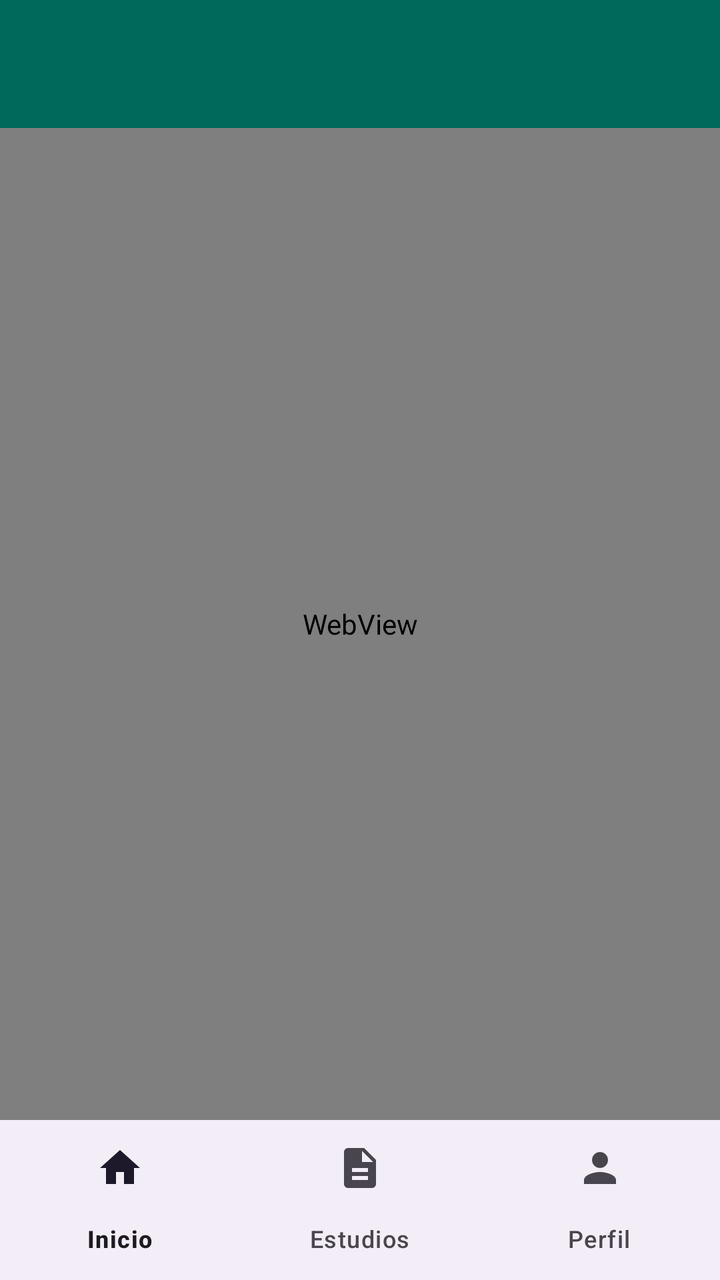
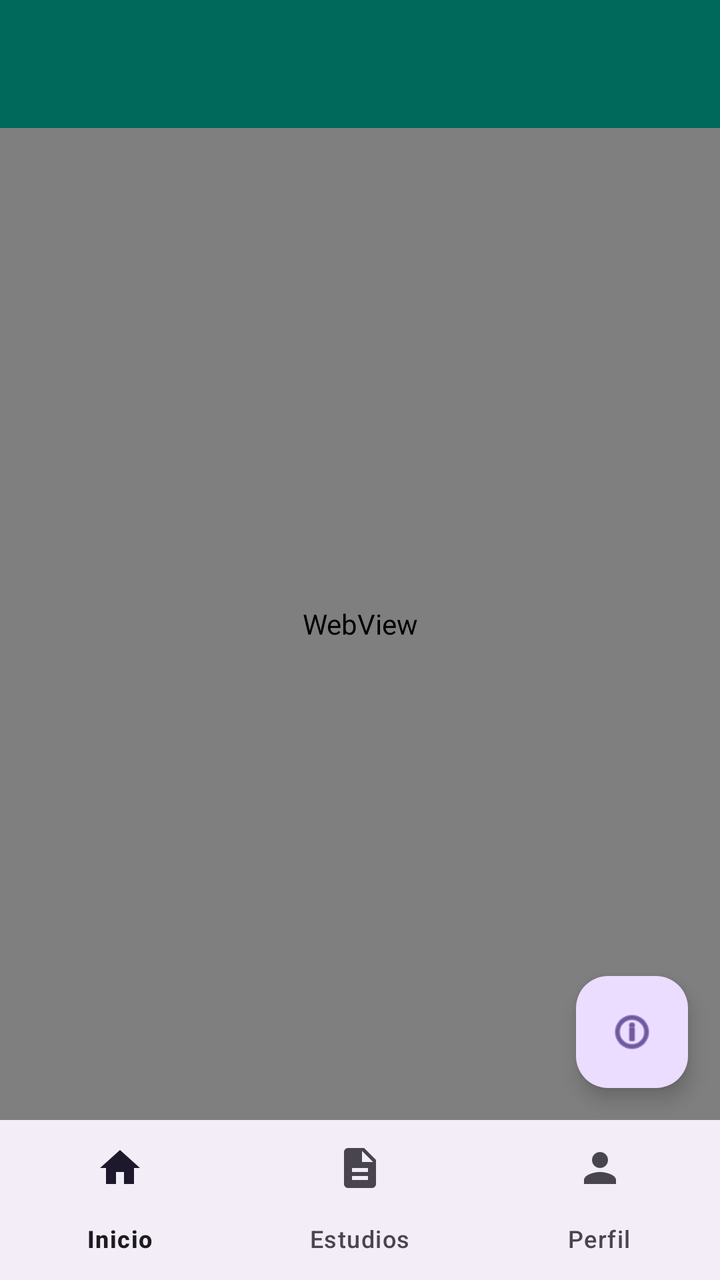

Two renders of the same Android screen: before a commit and after it. Below are the layout's source before the change and the commit's diff.
<!-- AndroidManifest.xml: application theme Theme.HRC -->
<!-- res/layout/activity_main.xml -->
<?xml version="1.0" encoding="utf-8"?>
<androidx.drawerlayout.widget.DrawerLayout
    xmlns:android="http://schemas.android.com/apk/res/android"
    xmlns:app="http://schemas.android.com/apk/res-auto"
    android:id="@+id/drawer"
    android:layout_width="match_parent"
    android:layout_height="match_parent"
    android:fitsSystemWindows="true">

    <androidx.constraintlayout.widget.ConstraintLayout
        android:layout_width="match_parent"
        android:layout_height="match_parent">

        <com.google.android.material.appbar.MaterialToolbar
            android:id="@+id/toolbar"
            android:layout_width="0dp"
            android:layout_height="?attr/actionBarSize"
            android:background="?attr/colorPrimary"
            android:elevation="4dp"
            app:layout_constraintEnd_toEndOf="parent"
            app:layout_constraintStart_toStartOf="parent"
            app:layout_constraintTop_toTopOf="parent"
            app:titleTextColor="@android:color/white" />

        <ProgressBar
            android:id="@+id/progressBar"
            style="?android:attr/progressBarStyleHorizontal"
            android:layout_width="0dp"
            android:layout_height="4dp"
            android:indeterminate="true"
            android:visibility="gone"
            app:layout_constraintEnd_toEndOf="parent"
            app:layout_constraintStart_toStartOf="parent"
            app:layout_constraintTop_toBottomOf="@id/toolbar" />

        <WebView
            android:id="@+id/webView"
            android:layout_width="0dp"
            android:layout_height="0dp"
            app:layout_constraintBottom_toTopOf="@id/bottomNav"
            app:layout_constraintEnd_toEndOf="parent"
            app:layout_constraintStart_toStartOf="parent"
            app:layout_constraintTop_toBottomOf="@id/progressBar" />

        <LinearLayout
            android:id="@+id/errorBanner"
            android:layout_width="0dp"
            android:layout_height="wrap_content"
            android:background="#D32F2F"
            android:orientation="horizontal"
            android:padding="12dp"
            android:visibility="gone"
            app:layout_constraintEnd_toEndOf="parent"
            app:layout_constraintStart_toStartOf="parent"
            app:layout_constraintTop_toBottomOf="@id/toolbar">

            <TextView
                android:id="@+id/errorText"
                android:layout_width="0dp"
                android:layout_height="wrap_content"
                android:layout_weight="1"
                android:textColor="@android:color/white"
                android:textSize="14sp" />

            <com.google.android.material.button.MaterialButton
                android:id="@+id/retryButton"
                style="@style/Widget.Material3.Button.TextButton"
                android:layout_width="wrap_content"
                android:layout_height="wrap_content"
                android:text="Reintentar"
                android:textColor="@android:color/white" />
        </LinearLayout>

        <com.google.android.material.bottomnavigation.BottomNavigationView
            android:id="@+id/bottomNav"
            android:layout_width="0dp"
            android:layout_height="wrap_content"
            app:layout_constraintBottom_toBottomOf="parent"
            app:layout_constraintEnd_toEndOf="parent"
            app:layout_constraintStart_toStartOf="parent"
            app:menu="@menu/bottom_menu" />

    </androidx.constraintlayout.widget.ConstraintLayout>

    <com.google.android.material.navigation.NavigationView
        android:id="@+id/navView"
        android:layout_width="wrap_content"
        android:layout_height="match_parent"
        android:layout_gravity="start"
        app:headerLayout="@layout/nav_header"
        app:menu="@menu/drawer_menu" />

</androidx.drawerlayout.widget.DrawerLayout>
<!-- res/layout/nav_header.xml (included above) -->
<?xml version="1.0" encoding="utf-8"?>
<LinearLayout xmlns:android="http://schemas.android.com/apk/res/android"
    android:layout_width="match_parent"
    android:layout_height="160dp"
    android:background="@drawable/bg_header_gradient"
    android:gravity="bottom"
    android:orientation="vertical"
    android:padding="16dp">

    <ImageView
        android:id="@+id/profile_photo"
        android:layout_width="64dp"
        android:layout_height="64dp"
        android:contentDescription="Foto de perfil"
        android:src="@drawable/ic_person" />

    <TextView
        android:id="@+id/profile_name"
        android:layout_width="wrap_content"
        android:layout_height="wrap_content"
        android:layout_marginTop="8dp"
        android:text="Paciente"
        android:textColor="@android:color/white"
        android:textSize="18sp"
        android:textStyle="bold" />

</LinearLayout>
<!-- resources referenced by this layout -->
<resources>
  <!-- drawable bg_header_gradient (drawable) -->
  <?xml version="1.0" encoding="utf-8"?>
  <shape xmlns:android="http://schemas.android.com/apk/res/android">
      <gradient
          android:angle="135"
          android:endColor="@color/primary_dark"
          android:startColor="@color/primary"
          android:type="linear" />
  </shape>
  <!-- drawable ic_person (drawable) -->
  <?xml version="1.0" encoding="utf-8"?>
  <vector xmlns:android="http://schemas.android.com/apk/res/android"
      android:width="24dp"
      android:height="24dp"
      android:viewportWidth="24"
      android:viewportHeight="24">
      <path
          android:fillColor="#FF000000"
          android:pathData="M12,12c2.21,0 4,-1.79 4,-4s-1.79,-4 -4,-4 -4,1.79 -4,4 1.79,4 4,4zM12,14c-2.67,0 -8,1.34 -8,4v2h16v-2c0,-2.66 -5.33,-4 -8,-4z" />
  </vector>
  <style name="Theme.HRC" parent="Theme.Material3.DayNight.NoActionBar">
          <item name="colorPrimary">@color/primary</item>
          <item name="colorPrimaryVariant">@color/primary_dark</item>
          <item name="colorOnPrimary">@android:color/white</item>
          <item name="colorSecondary">@color/accent</item>
          <item name="android:statusBarColor">@color/primary_dark</item>
          <item name="android:windowBackground">@color/background</item>
      </style>
  <color name="primary_dark">#004D40</color>
  <color name="primary">#00695C</color>
  <color name="accent">#00ACC1</color>
  <color name="background">#FAFAFA</color>
</resources>

<!-- the commit's change to res/layout/activity_main.xml (unified diff, before → after) -->
@@ -80,6 +80,67 @@
             app:layout_constraintStart_toStartOf="parent"
             app:menu="@menu/bottom_menu" />
 
+        <com.google.android.material.floatingactionbutton.FloatingActionButton
+            android:id="@+id/debugFab"
+            android:layout_width="wrap_content"
+            android:layout_height="wrap_content"
+            android:layout_margin="16dp"
+            android:src="@android:drawable/ic_menu_info_details"
+            app:layout_constraintBottom_toTopOf="@id/bottomNav"
+            app:layout_constraintEnd_toEndOf="parent" />
+
+        <LinearLayout
+            android:id="@+id/debugPanel"
+            android:layout_width="0dp"
+            android:layout_height="0dp"
+            android:background="#CC000000"
+            android:orientation="vertical"
+            android:padding="8dp"
+            android:visibility="gone"
+            app:layout_constraintBottom_toBottomOf="parent"
+            app:layout_constraintEnd_toEndOf="parent"
+            app:layout_constraintStart_toStartOf="parent"
+            app:layout_constraintTop_toTopOf="parent">
+
+            <LinearLayout
+                android:layout_width="match_parent"
+                android:layout_height="wrap_content"
+                android:orientation="horizontal">
+
+                <com.google.android.material.button.MaterialButton
+                    android:id="@+id/debugClose"
+                    android:layout_width="wrap_content"
+                    android:layout_height="wrap_content"
+                    android:text="Cerrar" />
+
+                <com.google.android.material.button.MaterialButton
+                    android:id="@+id/debugRefresh"
+                    android:layout_width="wrap_content"
+                    android:layout_height="wrap_content"
+                    android:text="Actualizar" />
+
+                <com.google.android.material.button.MaterialButton
+                    android:id="@+id/debugCopy"
+                    android:layout_width="wrap_content"
+                    android:layout_height="wrap_content"
+                    android:text="Copiar" />
+            </LinearLayout>
+
+            <ScrollView
+                android:layout_width="match_parent"
+                android:layout_height="0dp"
+                android:layout_weight="1">
+
+                <TextView
+                    android:id="@+id/debugText"
+                    android:layout_width="match_parent"
+                    android:layout_height="wrap_content"
+                    android:textColor="@android:color/white"
+                    android:textSize="11sp"
+                    android:fontFamily="monospace" />
+            </ScrollView>
+        </LinearLayout>
+
     </androidx.constraintlayout.widget.ConstraintLayout>
 
     <com.google.android.material.navigation.NavigationView
